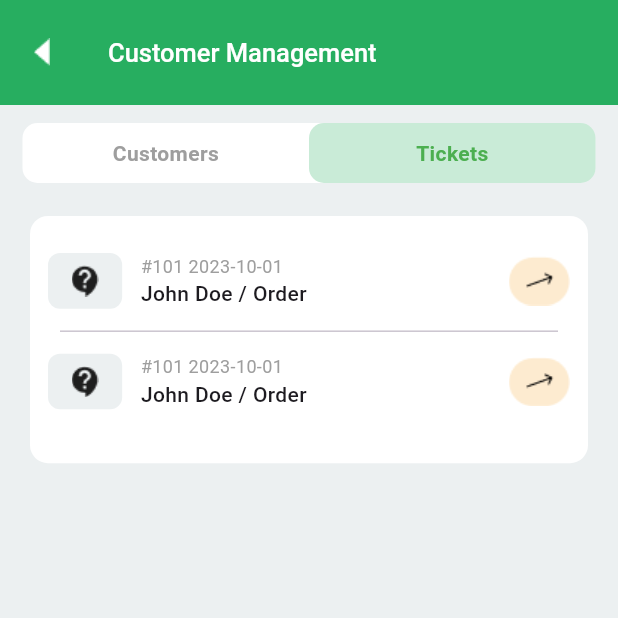
After one commit to pokaktechnologies/supermarket-admin-fe, a Flutter app: the CustomerManagementScreen screen opened directly, after a tap on "Tickets", on a phone screen of 412 x 824 dp, the top half of it. The commit adds this screen. Run offline on Flutter 3.47's test engine with Material 3 defaults, Android fonts, the phone set to English and light mode, and no system bars.

Commit message:
menu section partially completed

```diff
--- a/lib/core/themes/app_assets.dart
+++ b/lib/core/themes/app_assets.dart
@@ -98,4 +98,6 @@ class AppAssets {
   static const String operations = 'assets/menu/operations.png';
   static const String settings = 'assets/menu/settings.png';
   static const String toggleImg = 'assets/menu/toggle_img.png';
+  static const String totalCustomer = 'assets/menu/total_customer_img.png';
+  static const String helpIcon = 'assets/menu/help.png';
 }
--- /dev/null
+++ b/lib/views/menu/customer_management/customer_management.dart
@@ -0,0 +1,126 @@
+import 'package:flutter/material.dart';
+import 'package:supermarket_admin_fe/core/themes/app_assets.dart';
+import 'package:supermarket_admin_fe/core/themes/app_colors.dart';
+import 'package:supermarket_admin_fe/core/utils/navigations.dart';
+import 'package:supermarket_admin_fe/views/menu/customer_management/customers.dart';
+import 'package:supermarket_admin_fe/views/menu/customer_management/tickets.dart';
+
+class CustomerManagementScreen extends StatefulWidget {
+  const CustomerManagementScreen({super.key});
+
+  @override
+  State<CustomerManagementScreen> createState() =>
+      _CustomerManagementScreenState();
+}
+
+class _CustomerManagementScreenState extends State<CustomerManagementScreen> {
+  int selectedTabIndex = 0;
+
+  @override
+  Widget build(BuildContext context) {
+    return Scaffold(
+      backgroundColor: AppColors.bgGrey,
+      appBar: AppBar(
+        backgroundColor: const Color(0xFF27AE60),
+        toolbarHeight: 70,
+        title: const Text(
+          "Customer Management",
+          style: TextStyle(
+            color: AppColors.white,
+            fontWeight: FontWeight.w500,
+            fontSize: 17,
+          ),
+        ),
+        leading: InkWell(
+          onTap: () => popNavigation(context),
+          child: Image.asset(AppAssets.backArrow),
+        ),
+      ),
+      body: Column(
+        children: [
+          Padding(
+            padding: const EdgeInsets.symmetric(vertical: 12, horizontal: 15),
+            child: Container(
+              height: 40,
+              decoration: BoxDecoration(
+                color: AppColors.white,
+                borderRadius: BorderRadius.circular(10),
+              ),
+              child: Row(
+                children: [
+                  buildTabButton('Customers', 0),
+                  buildTabButton('Tickets', 1),
+                ],
+              ),
+            ),
+          ),
+          Expanded(
+            child: selectedTabIndex == 0
+                ? const CustomerSection()
+                : const TicketSection(),
+          )
+        ],
+      ),
+    );
+  }
+
+  Widget buildTabButton(String title, int index) {
+    final isSelected = selectedTabIndex == index;
+    return Expanded(
+      child: GestureDetector(
+        onTap: () => setState(() => selectedTabIndex = index),
+        child: Container(
+          alignment: Alignment.center,
+          decoration: BoxDecoration(
+            color: isSelected ? AppColors.green25Opacity : Colors.transparent,
+            borderRadius: BorderRadius.circular(10),
+          ),
+          child: Text(
+            title,
+            style: TextStyle(
+              fontWeight: FontWeight.bold,
+              fontSize: 14,
+              color: isSelected ? AppColors.green : AppColors.grey,
+            ),
+          ),
+        ),
+      ),
+    );
+  }
+
+  Widget buildTicketsList() {
+    return ListView(
+      padding: const EdgeInsets.symmetric(horizontal: 12),
+      children: const [
+        TicketCard(
+            ticketId: '#101', date: '2023-10-01', title: 'John Doe / Order'),
+        TicketCard(
+            ticketId: '#111', date: '2023-10-01', title: 'Alan John / Payment'),
+      ],
+    );
+  }
+}
+
+class TicketCard extends StatelessWidget {
+  final String ticketId;
+  final String date;
+  final String title;
+
+  const TicketCard(
+      {super.key,
+      required this.ticketId,
+      required this.date,
+      required this.title});
+
+  @override
+  Widget build(BuildContext context) {
+    return Card(
+      child: ListTile(
+        leading: const CircleAvatar(child: Icon(Icons.help_outline)),
+        title: Text('$ticketId $date'),
+        subtitle: Text(title),
+        trailing: const Icon(Icons.arrow_forward_ios),
+      ),
+    );
+  }
+}
--- /dev/null
+++ b/lib/views/menu/customer_management/customers.dart
@@ -0,0 +1,232 @@
+import 'package:flutter/material.dart';
+import 'package:supermarket_admin_fe/core/themes/app_assets.dart';
+import 'package:supermarket_admin_fe/core/themes/app_colors.dart';
+
+class CustomerSection extends StatelessWidget {
+  const CustomerSection({super.key});
+
+  @override
+  Widget build(BuildContext context) {
+    var size = MediaQuery.of(context).size;
+    var height = size.height;
+    var width = size.width;
+    return SingleChildScrollView(
+      child: SizedBox(
+        width: width * width,
+        child: Padding(
+          padding: const EdgeInsets.symmetric(horizontal: 20, vertical: 10),
+          child: Column(
+            children: [
+              customerListContainer(height, width),
+              SizedBox(height: height * 0.01),
+              supportTicketCard(height, width),
+              SizedBox(height: height * 0.01),
+              topIssueCard(height, width),
+              SizedBox(height: height * 0.03),
+            ],
+          ),
+        ),
+      ),
+    );
+  }
+}
+
+Widget rowValue(key, value) {
+  return Padding(
+    padding: const EdgeInsets.symmetric(horizontal: 13, vertical: 4),
+    child: Row(
+      mainAxisAlignment: MainAxisAlignment.spaceBetween,
+      children: [
+        Text(
+          key,
+          style: const TextStyle(fontWeight: FontWeight.w500),
+        ),
+        Text(
+          value,
+          style: const TextStyle(fontWeight: FontWeight.w500),
+        ),
+      ],
+    ),
+  );
+}
+
+Widget customerListContainer(height, width) {
+  return Container(
+    height: height * 0.28,
+    width: width * width,
+    decoration: BoxDecoration(
+      color: AppColors.white,
+      borderRadius: BorderRadius.circular(12),
+    ),
+    child: Padding(
+      padding: const EdgeInsets.symmetric(horizontal: 15, vertical: 18),
+      child: Column(
+        children: [
+          SizedBox(height: height * 0.01),
+          Row(
+            children: [
+              Image.asset(AppAssets.customerManagement),
+              SizedBox(width: width * 0.02),
+              const Text(
+                "Total Customers",
+                style: TextStyle(
+                  fontWeight: FontWeight.bold,
+                ),
+              )
+            ],
+          ),
+          SizedBox(height: height * 0.015),
+          Row(
+            mainAxisAlignment: MainAxisAlignment.spaceBetween,
+            children: [
+              Row(
+                children: [
+                  const Text(
+                    "2K",
+                    style: TextStyle(
+                      fontWeight: FontWeight.bold,
+                    ),
+                  ),
+                  SizedBox(width: width * 0.02),
+                  Image.asset(AppAssets.totalCustomer),
+                  SizedBox(width: width * 0.02),
+                  const Text(
+                    "5%",
+                    style: TextStyle(
+                      fontWeight: FontWeight.bold,
+                      color: AppColors.green,
+                    ),
+                  ),
+                ],
+              ),
+              Row(
+                children: [
+                  const Text(
+                    "1.5 K",
+                    style: TextStyle(
+                      fontWeight: FontWeight.bold,
+                      color: AppColors.black,
+                    ),
+                  ),
+                  SizedBox(width: width * 0.02),
+                  const Text(
+                    "Active",
+                    style: TextStyle(
+                      fontWeight: FontWeight.bold,
+                      color: AppColors.green,
+                    ),
+                  )
+                ],
+              )
+            ],
+          ),
+          SizedBox(height: height * 0.015),
+          Container(
+            height: height * 0.13,
+            width: width * width,
+            decoration: BoxDecoration(
+              color: AppColors.lightGreen9,
+              borderRadius: BorderRadius.circular(10),
+            ),
+            child: Column(
+              mainAxisAlignment: MainAxisAlignment.center,
+              children: [
+                rowValue("Repeat Buyers", "1.5 K"),
+                rowValue("Inactive Customers", "500"),
+              ],
+            ),
+          )
+        ],
+      ),
+    ),
+  );
+}
+
+Widget supportTicketCard(height, width) {
+  return Container(
+    width: width * width,
+    decoration: BoxDecoration(
+      color: AppColors.white,
+      borderRadius: BorderRadius.circular(12),
+    ),
+    child: Padding(
+      padding: const EdgeInsets.symmetric(horizontal: 15, vertical: 18),
+      child: Column(
+        children: [
+          const Align(
+            alignment: Alignment.centerLeft,
+            child: Text(
+              "Support Tickets",
+              style: TextStyle(
+                fontWeight: FontWeight.bold,
+                fontSize: 15,
+              ),
+            ),
+          ),
+          SizedBox(height: height * 0.015),
+          Container(
+            width: width * width,
+            decoration: BoxDecoration(
+              color: AppColors.lightGreen9,
+              borderRadius: BorderRadius.circular(10),
+            ),
+            child: Column(
+              children: [
+                SizedBox(height: height * 0.012),
+                rowValue("Total Issue", "22"),
+                rowValue("Solved", "20"),
+                rowValue("Avg. Response", "1hr"),
+                rowValue("Unsolved", "2"),
+                SizedBox(height: height * 0.012),
+              ],
+            ),
+          )
+        ],
+      ),
+    ),
+  );
+}
+
+Widget topIssueCard(height, width) {
+  return Container(
+    width: width * width,
+    decoration: BoxDecoration(
+      color: AppColors.white,
+      borderRadius: BorderRadius.circular(12),
+    ),
+    child: Padding(
+      padding: const EdgeInsets.symmetric(horizontal: 15, vertical: 18),
+      child: Column(
+        children: [
+          const Align(
+            alignment: Alignment.centerLeft,
+            child: Text(
+              "Top Issues",
+              style: TextStyle(
+                fontWeight: FontWeight.bold,
+                fontSize: 15,
+              ),
+            ),
+          ),
+          SizedBox(height: height * 0.015),
+          Container(
+            width: width * width,
+            decoration: BoxDecoration(
+              color: AppColors.lightGreen9,
+              borderRadius: BorderRadius.circular(10),
+            ),
+            child: Column(
+              children: [
+                SizedBox(height: height * 0.012),
+                rowValue("Shipping delays", "40%"),
+                rowValue("Product defects", "10%"),
+                rowValue("Payment issues", "15%"),
+                SizedBox(height: height * 0.012),
+              ],
+            ),
+          )
+        ],
+      ),
+    ),
+  );
+}
--- /dev/null
+++ b/lib/views/menu/customer_management/tickets.dart
@@ -0,0 +1,86 @@
+import 'package:flutter/material.dart';
+import 'package:supermarket_admin_fe/core/themes/app_assets.dart';
+import 'package:supermarket_admin_fe/core/themes/app_colors.dart';
+
+class TicketSection extends StatelessWidget {
+  const TicketSection({super.key});
+
+  @override
+  Widget build(BuildContext context) {
+    var size = MediaQuery.of(context).size;
+    var height = size.height;
+    var width = size.width;
+
+    return SizedBox(
+      width: width * width,
+      child: Padding(
+        padding: const EdgeInsets.symmetric(horizontal: 20, vertical: 10),
+        child: Column(
+          children: [
+            customContainer(height, width),
+          ],
+        ),
+      ),
+    );
+  }
+}
+
+Widget customContainer(height, width) {
+  return Container(
+    height: height * 0.2,
+    width: width * width,
+    decoration: BoxDecoration(
+      color: AppColors.white,
+      borderRadius: BorderRadius.circular(12),
+    ),
+    child: Column(
+      children: [
+        SizedBox(height: height * 0.03),
+        singleList(height, width),
+        const Padding(
+          padding: EdgeInsets.symmetric(horizontal: 20, vertical: 7),
+          child: Divider(),
+        ),
+        singleList(height, width),
+      ],
+    ),
+  );
+}
+
+Widget singleList(height, width) {
+  return Padding(
+    padding: const EdgeInsets.symmetric(horizontal: 12),
+    child: Row(
+      children: [
+        Container(
+          height: height * 0.045,
+          width: width * 0.12,
+          decoration: BoxDecoration(
+            color: AppColors.bgGrey,
+            borderRadius: BorderRadius.circular(8),
+          ),
+          child: Image.asset(AppAssets.helpIcon),
+        ),
+        SizedBox(width: width * 0.03),
+        const Column(
+          crossAxisAlignment: CrossAxisAlignment.start,
+          children: [
+            Text(
+              "#101 2023-10-01",
+              style: TextStyle(
+                color: AppColors.grey,
+                fontSize: 12,
+              ),
+            ),
+            Text(
+              "John Doe / Order",
+              style: TextStyle(fontWeight: FontWeight.w500),
+            )
+          ],
+        ),
+        const Spacer(),
+        Image.asset(AppAssets.orderArrowImg)
+      ],
+    ),
+  );
+}
--- a/lib/views/menu/menu_main.dart
+++ b/lib/views/menu/menu_main.dart
@@ -2,6 +2,7 @@ import 'package:flutter/material.dart';
 import 'package:supermarket_admin_fe/core/themes/app_assets.dart';
 import 'package:supermarket_admin_fe/core/themes/app_colors.dart';
 import 'package:supermarket_admin_fe/core/utils/navigations.dart';
+import 'package:supermarket_admin_fe/views/menu/customer_management/customer_management.dart';
 import 'package:supermarket_admin_fe/views/menu/operations.dart';
 
 class MenuMain extends StatelessWidget {
@@ -60,8 +61,13 @@ class MenuMain extends StatelessWidget {
                   height, width, "Operations", AppAssets.operations),
             ),
             SizedBox(height: height * 0.015),
-            singleMenuItems(height, width, "Customer Management",
-                AppAssets.customerManagement),
+            InkWell(
+              onTap: () {
+                pushNavigation(context, const CustomerManagementScreen());
+              },
+              child: singleMenuItems(height, width, "Customer Management",
+                  AppAssets.customerManagement),
+            ),
             SizedBox(height: height * 0.015),
             singleMenuItems(height, width, "Inventory Management",
                 AppAssets.inventoryManagement),
```
Also changed, not shown: assets/menu/help.png (added), assets/menu/total_customer_img.png (added).
